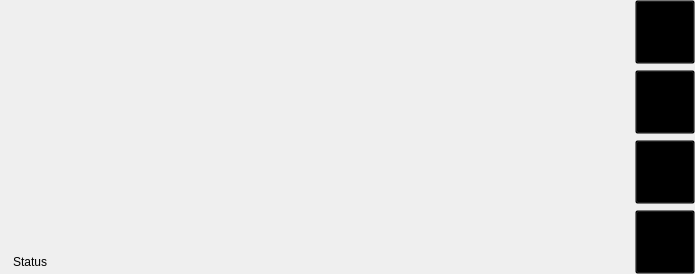
Above: resources/ui/scheduledDownloadPreview.ui from devhotteok/TwitchLink before the change. Below: the same form after it.
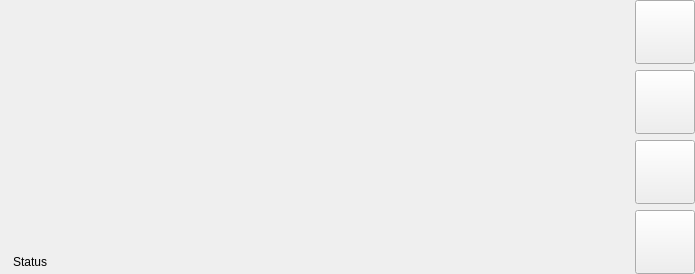
That is the form after the change. Icons and pictures are not drawn.

```diff
--- a/resources/ui/scheduledDownloadPreview.ui
+++ b/resources/ui/scheduledDownloadPreview.ui
@@ -110,6 +110,24 @@
    </item>
    <item>
     <widget class="QWidget" name="controlArea" native="true">
+     <property name="styleSheet">
+      <string notr="true">#controlArea &gt; QPushButton {
+	padding: 3px;
+    background-color: transparent;
+    border: 1px solid transparent;
+    border-radius: 4px;
+}
+
+#controlArea &gt; QPushButton:hover {
+    background-color: rgba(255, 255, 255, 0.2);
+    border: 1px solid #cccccc;
+}
+
+#controlArea &gt; QPushButton:pressed {
+    background-color: rgba(255, 255, 255, 0.35);
+    border: 1px solid #aaaaaa;
+}</string>
+     </property>
      <layout class="QVBoxLayout" name="controlAreaLayout">
       <property name="leftMargin">
        <number>0</number>
@@ -137,11 +155,6 @@
           <height>30</height>
          </size>
         </property>
-        <property name="styleSheet">
-         <string notr="true">QPushButton:!hover {
-	background-color: transparent;
-}</string>
-        </property>
         <property name="icon">
          <iconset>
           <normaloff>../icons/light/toggle_off.svg</normaloff>../icons/light/toggle_off.svg</iconset>
@@ -168,11 +181,6 @@
           <height>30</height>
          </size>
         </property>
-        <property name="styleSheet">
-         <string notr="true">QPushButton:!hover {
-	background-color: transparent;
-}</string>
-        </property>
         <property name="icon">
          <iconset>
           <normaloff>../icons/light/reload.svg</normaloff>../icons/light/reload.svg</iconset>
@@ -199,11 +207,6 @@
           <height>30</height>
          </size>
         </property>
-        <property name="styleSheet">
-         <string notr="true">QPushButton:!hover {
-	background-color: transparent;
-}</string>
-        </property>
         <property name="icon">
          <iconset>
           <normaloff>../icons/light/settings.svg</normaloff>../icons/light/settings.svg</iconset>
@@ -230,11 +233,6 @@
           <height>30</height>
          </size>
         </property>
-        <property name="styleSheet">
-         <string notr="true">QPushButton:!hover {
-	background-color: transparent;
-}</string>
-        </property>
         <property name="icon">
          <iconset>
           <normaloff>../icons/light/trash.svg</normaloff>../icons/light/trash.svg</iconset>
```
